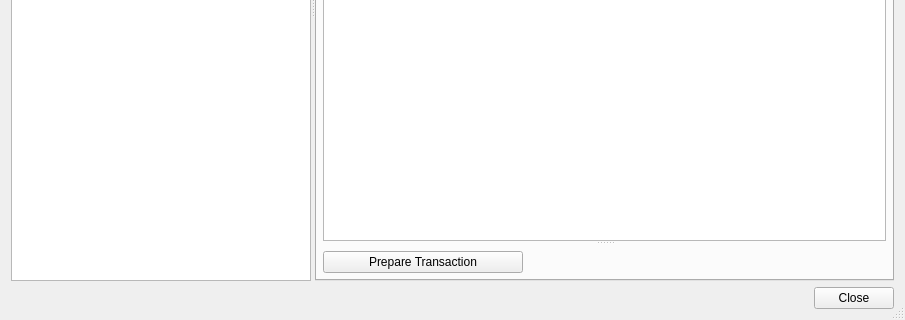
Bertrand256/dash-masternode-tool, file src/ui/ui_wallet_dlg.ui: the form before one commit; both pictures show x 0 to 905 and y 305 to 625 of the 905 by 625 pixel window.
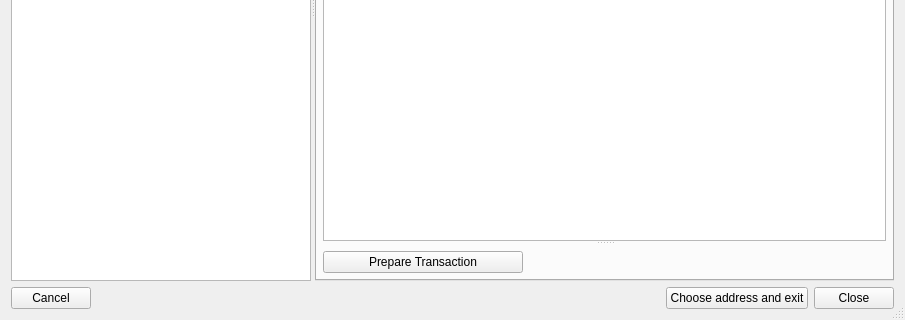
The form after the commit.

Commit message: New: select dash address from hardware wallet in: the register, update service, update registrar windows Improving the windows mentioned above.

```diff
--- a/src/ui/ui_wallet_dlg.ui
+++ b/src/ui/ui_wallet_dlg.ui
@@ -673,6 +673,16 @@
    </item>
    <item>
     <layout class="QHBoxLayout" name="horizontalLayout_3">
+     <item>
+      <widget class="QPushButton" name="btnCancel">
+       <property name="text">
+        <string>Cancel</string>
+       </property>
+       <property name="autoDefault">
+        <bool>false</bool>
+       </property>
+      </widget>
+     </item>
      <item>
       <spacer name="horizontalSpacer">
        <property name="orientation">
@@ -686,6 +696,16 @@
        </property>
       </spacer>
      </item>
+     <item>
+      <widget class="QPushButton" name="btnChooseAddressAndExit">
+       <property name="text">
+        <string>Choose address and exit</string>
+       </property>
+       <property name="autoDefault">
+        <bool>false</bool>
+       </property>
+      </widget>
+     </item>
      <item alignment="Qt::AlignRight">
       <widget class="QPushButton" name="btnClose">
        <property name="sizePolicy">
```
The commit also changes 13 other files.
